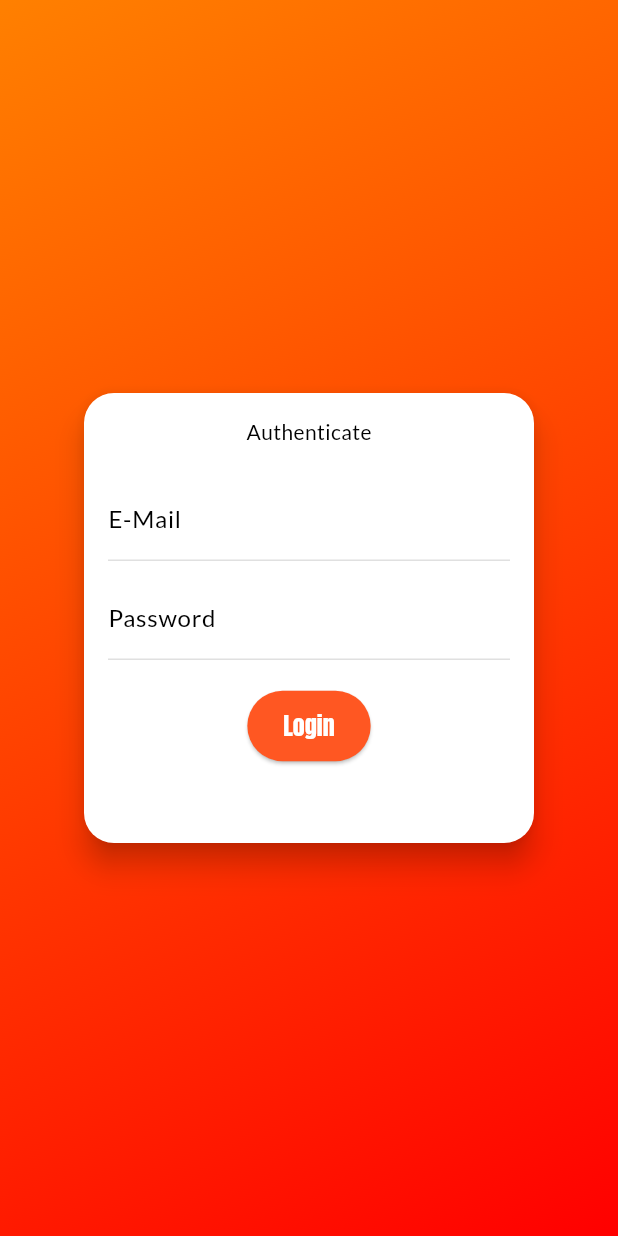
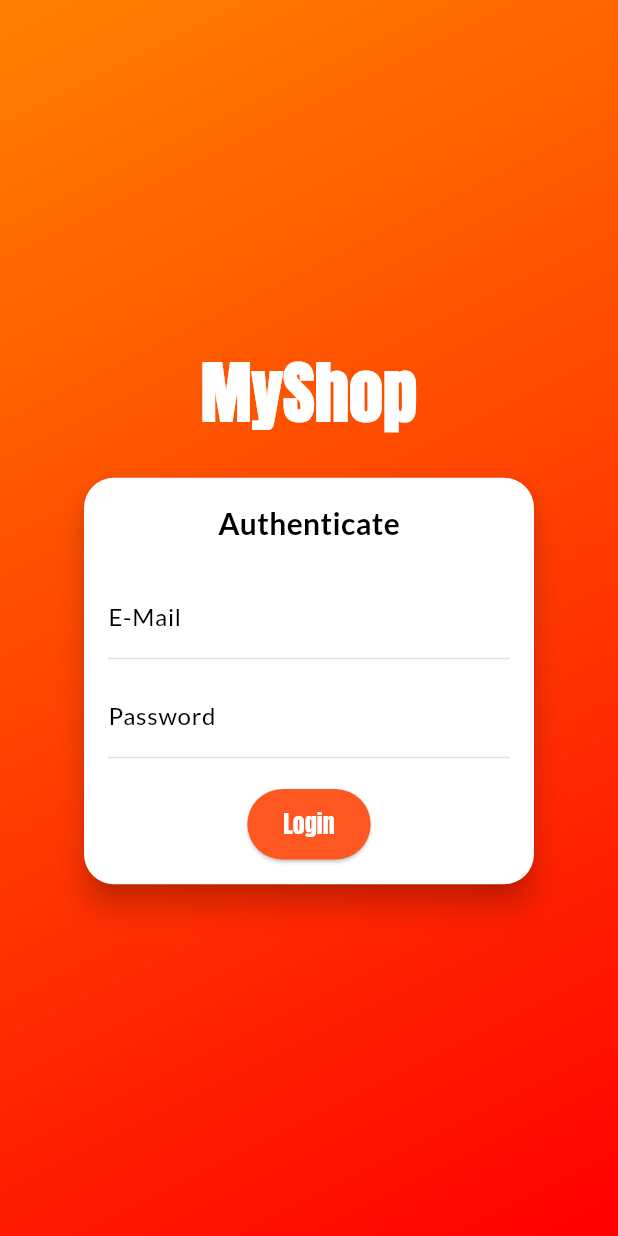
Before and after one commit to dilersik/shop_flutter, a Flutter app: the screen it shows after launch, on a phone screen of 412 x 824 dp. Run offline on Flutter 3.47's test engine with Material 3 defaults, Android fonts, the phone set to English and light mode, and no system bars.

Commit message:
297. Tela de Autenticação #02

```diff
--- a/lib/pages/auth_page.dart
+++ b/lib/pages/auth_page.dart
@@ -11,55 +11,51 @@ class AuthPage extends StatelessWidget {
           Container(
             decoration: const BoxDecoration(
               gradient: LinearGradient(
-                colors: [
-                  Color.fromARGB(255, 255, 128, 0),
-                  Color.fromARGB(255, 255, 0, 0),
-                ],
+                colors: [Color.fromARGB(255, 255, 128, 0), Color.fromARGB(255, 255, 0, 0)],
                 begin: Alignment.topLeft,
                 end: Alignment.bottomRight,
               ),
             ),
           ),
-          Center(
-            child: Card(
-              shape: RoundedRectangleBorder(
-                borderRadius: BorderRadius.circular(20),
+          SizedBox(
+            width: double.infinity,
+            child: Column(
+              mainAxisAlignment: MainAxisAlignment.center,
+              crossAxisAlignment: CrossAxisAlignment.center,
+              children: [
+                const Text(
+                  'MyShop',
+                  style: TextStyle(fontSize: 45, fontFamily: 'Anton', color: Colors.white, fontWeight: FontWeight.bold),
                 ),
+                const SizedBox(height: 20),
+                Card(
+                  shape: RoundedRectangleBorder(borderRadius: BorderRadius.circular(20)),
                   elevation: 8,
                   child: Container(
-                height: 300,
                     width: 300,
                     padding: const EdgeInsets.all(16),
                     child: Column(
                       mainAxisSize: MainAxisSize.min,
                       children: <Widget>[
-                    Text('Authenticate'),
+                        Text('Authenticate', style: TextStyle(fontWeight: FontWeight.bold, fontSize: 20),),
                         const SizedBox(height: 20),
                         TextField(
                           decoration: const InputDecoration(labelText: 'E-Mail'),
                           keyboardType: TextInputType.emailAddress,
                         ),
                         const SizedBox(height: 10),
-                    TextField(
-                      decoration: const InputDecoration(labelText: 'Password'),
-                      obscureText: true,
-                    ),
+                        TextField(decoration: const InputDecoration(labelText: 'Password'), obscureText: true),
                         const SizedBox(height: 20),
-                    ElevatedButton(
-                      onPressed: () {
-
-
-                      },
-                      child: const Text('Login'),
-                    ),
+                        ElevatedButton(onPressed: () {}, child: const Text('Login')),
                       ],
                     ),
                   ),
+                ),
+              ],
             ),
           ),
         ],
       ),
     );
   }
-
 }
```
Lines whose indentation alone changed are shown as unchanged.
